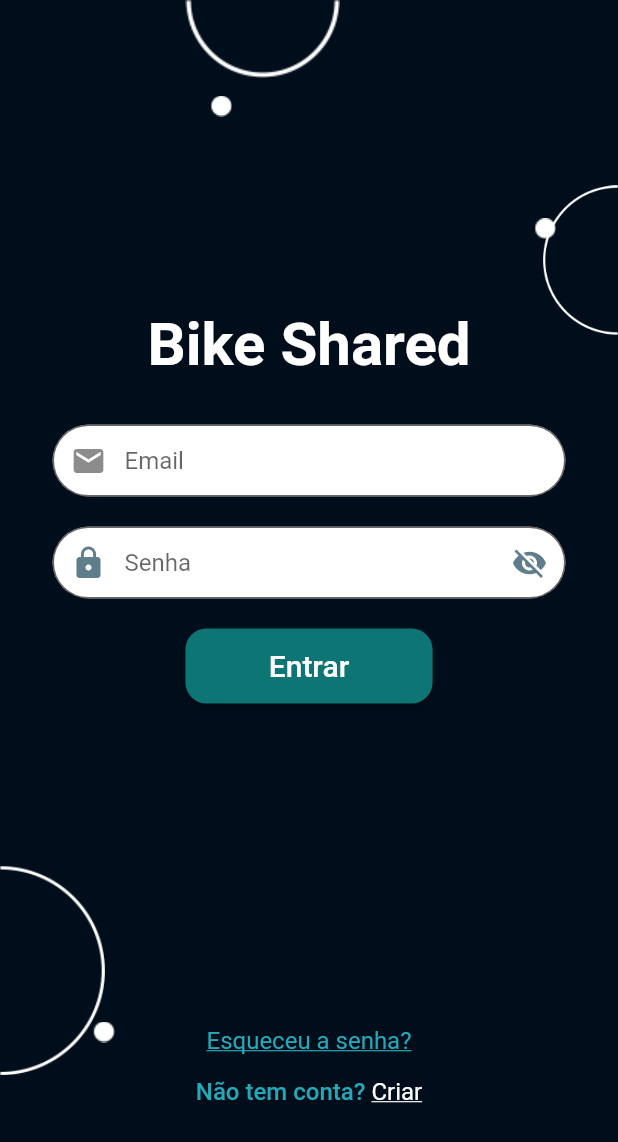
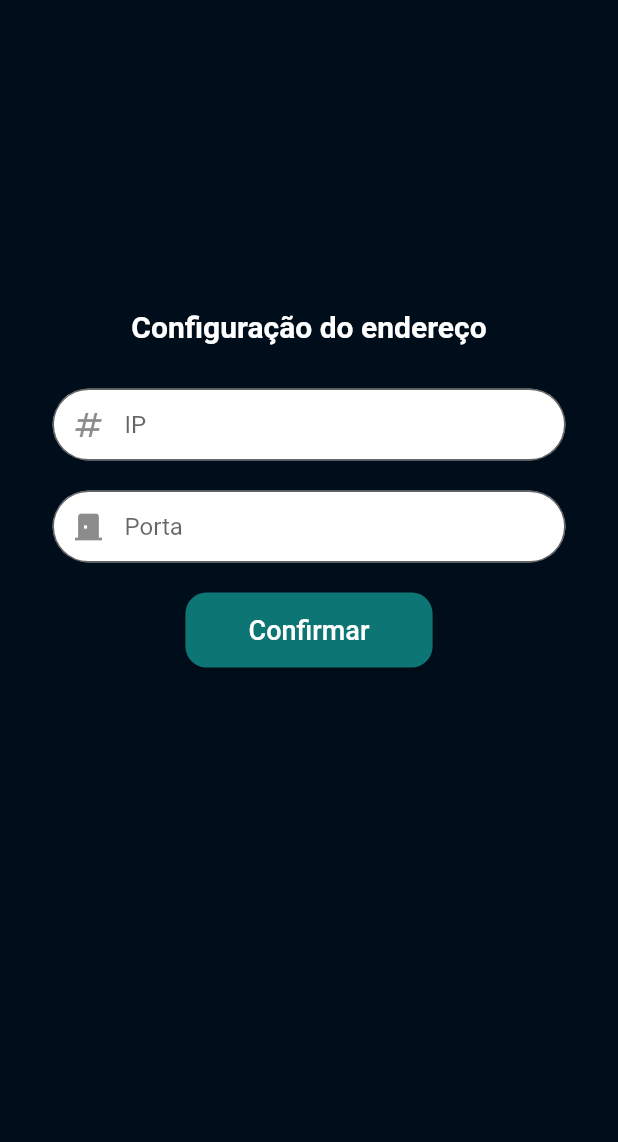
Before and after one commit to rogerioTuzolana/bikeshared, a Flutter app: the screen it shows after launch, on a phone screen of 412 x 824 dp. Shown: the top 1142 px of the screen. Run offline on Flutter 3.47's test engine with Material 2 defaults, Android fonts, the phone set to English and light mode, and no system bars; our stand-ins replace chat_bubbles, geolocator, google_maps_flutter, shared_preferences; missing offline and left inert: flutter_p2p_plus, flutter_polyline_points, image_picker_for_web, shared_preferences_web; accounts and stored records are empty.

Commit message:
UI - ultima atualização

```diff
--- a/lib/controllers/MessageController.dart
+++ b/lib/controllers/MessageController.dart
@@ -7,7 +7,7 @@
 
 class MessageController extends ChangeNotifier{
   late P2pSocket socket;
-  List<List<String>> messages = [
+  static List<List<String>> messages = [
     /*['Ola',"0"],
     ['Oi',"1"],
     ['Tudo bem',"0"],
@@ -16,11 +16,11 @@
 
 
 
-  setMessage(message, level) async{
+  static setMessage(message, level) async{
 
     messages.add([message,level]);
 
-    notifyListeners();
+    //notifyListeners();
   }
 
 }
--- a/lib/controllers/UserController.dart
+++ b/lib/controllers/UserController.dart
@@ -6,7 +6,7 @@ import 'package:shared_preferences/shared_preferences.dart';
 import 'package:xml/xml.dart' as xml;
 class UserController extends ChangeNotifier{
 
-  static Future<int> activeUser(email) async{
+  static Future<int> activeUser(email, name, password) async{
     //SharedPreferences sharedPreference = await SharedPreferences.getInstance();
     final xmlBody = '''
       <soapenv:Envelope xmlns:soapenv="http://schemas.xmlsoap.org/soap/envelope/" xmlns:ws="http://ws.bikeshareds.org/">
@@ -53,8 +53,9 @@ class UserController extends ChangeNotifier{
         //SharedPreferencesManager.init();
         SharedPreferences sharedPreference = SharedPreferencesManager.sharedPreferences;
         //await sharedPreference.setString('token', "${userExist.id}");
-        await sharedPreference.setString('name', "none");
+        await sharedPreference.setString('name', name);
         await sharedPreference.setString('email', email.first.text);
+        await sharedPreference.setString('password', password);
         await sharedPreference.setBool('hasBikeShared', bool.fromEnvironment(hasBikeShared.first.text));
         await sharedPreference.setInt('credit', int.parse(credit.first.text));
 
--- a/lib/env.dart
+++ b/lib/env.dart
@@ -1,4 +1,8 @@
+import 'package:bikeshared/services/shared_preferences_manager.dart';
+
 class Env{
 
-  static const url = "http://192.168.107.173:8989/cliente?wsdl";
+
+  static var url = "http://192.168.169.173:8989/cliente?wsdl";
+
 }
--- a/lib/repositories/station_repository.dart
+++ b/lib/repositories/station_repository.dart
@@ -16,7 +16,7 @@ class StationRepository /*extends ChangeNotifier*/{
       freeDocks: 3,
       totalGets: 0,
       totalReturns: 0,
-      availableBikeShared: 0,
+      availableBikeShared: 2,
     ),
     Station(
       stationId: "D02_Station",
@@ -28,7 +28,7 @@ class StationRepository /*extends ChangeNotifier*/{
       freeDocks: 3,
       totalGets: 0,
       totalReturns: 0,
-      availableBikeShared: 0,
+      availableBikeShared: 10,
     ),
     Station(
       stationId: "D03_Station",
@@ -40,7 +40,7 @@ class StationRepository /*extends ChangeNotifier*/{
       freeDocks: 3,
       totalGets: 0,
       totalReturns: 0,
-      availableBikeShared: 0,
+      availableBikeShared: 5,
     )
   ];
 }
--- a/lib/services/user_services.dart
+++ b/lib/services/user_services.dart
@@ -1,4 +1,4 @@
-import 'dart:convert';
+/*import 'dart:convert';
 
 import 'package:bikeshared/models/user.dart';
 import 'package:bikeshared/repositories/user_repository.dart';
@@ -171,4 +171,4 @@ class UserService {
     }
   }
 
-}
+}*/
--- a/lib/views/screens/screen_about.dart
+++ b/lib/views/screens/screen_about.dart
@@ -1,6 +1,7 @@
 
 //import 'dart:convert';
 
+import 'package:bikeshared/views/screens/screen_config_ip.dart';
 import 'package:bikeshared/views/screens/screen_home.dart';
 import 'package:bikeshared/views/screens/screen_preloading.dart';
 import 'package:flutter/material.dart';
@@ -80,7 +81,7 @@ class _ScreenAboutState extends State<ScreenAbout> {
                       Navigator.pushReplacement(
                         context,
                         MaterialPageRoute(
-                        builder: (context) => const ScreenPreloading(),
+                        builder: (context) => const ScreenConfigIp(),
                       ));
                     },
 
--- a/lib/views/screens/screen_chat.dart
+++ b/lib/views/screens/screen_chat.dart
@@ -1,5 +1,5 @@
 
-import 'package:bikeshared/controllers/MessageController.dart';
+/*import 'package:bikeshared/controllers/MessageController.dart';
 import 'package:bikeshared/repositories/socket.dart';
 import 'package:chat_bubbles/bubbles/bubble_normal.dart';
 
@@ -181,4 +181,4 @@ class _ScreenChatState extends State<ScreenChat> {
       )
     );
   }
-}
+}*/
--- /dev/null
+++ b/lib/views/screens/screen_config_ip.dart
@@ -0,0 +1,177 @@
+
+import 'package:bikeshared/env.dart';
+import 'package:bikeshared/services/shared_preferences_manager.dart';
+import 'package:bikeshared/views/components/auth_link_footer.dart';
+import 'package:bikeshared/views/start.dart';
+import 'package:flutter/material.dart';
+import 'package:shared_preferences/shared_preferences.dart';
+class ScreenConfigIp extends StatefulWidget {
+  const ScreenConfigIp({super.key});
+
+  @override
+  State<ScreenConfigIp> createState() => _ScreenConfigIpState();
+}
+
+class _ScreenConfigIpState extends State<ScreenConfigIp> {
+  final _ip = TextEditingController();
+  final _port = TextEditingController();
+  final _formkey = GlobalKey<FormState>();
+  bool isLoading = false;
+
+
+  @override
+  Widget build(BuildContext context) {
+    //Size size = MediaQuery.of(context).size;
+    return MaterialApp(
+
+      debugShowCheckedModeBanner: false,
+      theme: ThemeData(
+        primaryColor: Color.fromARGB(255, 0, 59, 114),
+        textTheme: Theme.of(context).textTheme.apply(bodyColor: const Color.fromARGB(255, 0, 0, 0)),
+        visualDensity: VisualDensity.adaptivePlatformDensity,
+      ),
+      home: Scaffold(
+        backgroundColor: const Color.fromARGB(255, 0, 14, 27),
+
+        body: Stack(
+          children: [
+
+            SingleChildScrollView(
+              padding: EdgeInsets.only(top: MediaQuery.of(context).size.height*0.25,right: 35, left: 35),
+              child:Form(
+                key: _formkey,
+                child: Column(
+                  children: [
+                    SizedBox(
+                      width: MediaQuery.of(context).size.width,
+                      child: const Text(
+                        "Configuração do endereço",
+                        style: TextStyle(fontWeight: FontWeight.bold,fontSize: 20,color: Colors.white,),
+                        textAlign: TextAlign.center,
+                      ),
+                    ),
+                    const SizedBox(height: 30,),
+
+                    TextFormField(
+                      controller: _ip,
+                      keyboardType: TextInputType.number,
+                      obscureText: false,
+                      decoration: InputDecoration(
+                        fillColor: Colors.white,
+                        filled: true,
+                        hintText: 'IP',
+                        prefixIcon: const Icon(Icons.numbers,),
+                        border: OutlineInputBorder(borderRadius: BorderRadius.circular(50)),
+                        contentPadding: const EdgeInsets.fromLTRB(12, 0, 12, 0),
+                        focusedBorder: OutlineInputBorder(
+                            borderSide: const BorderSide(color: Color.fromARGB(255, 19, 110, 122)),
+                            borderRadius: BorderRadius.circular(50)
+                        ),
+                      ),
+                      maxLines: 1,
+                      validator: (value){
+                        if (value!.isEmpty) {
+                          return 'Informe o IP';
+                        }
+                        return null;
+                      }
+                    ),
+                    const SizedBox(
+                      height: 20,
+                    ),
+                    TextFormField(
+                      controller: _port,
+                      keyboardType: TextInputType.number,
+                      obscureText: false,
+                      decoration: InputDecoration(
+                        fillColor: Colors.white,
+                        filled: true,
+                        hintText: 'Porta',
+                        prefixIcon: const Icon(Icons.door_back_door,),
+                        border: OutlineInputBorder(borderRadius: BorderRadius.circular(50)),
+                        contentPadding: const EdgeInsets.fromLTRB(12, 0, 12, 0),
+                        focusedBorder: OutlineInputBorder(
+                            borderSide: const BorderSide(color: Color.fromARGB(255, 19, 110, 122)),
+                            borderRadius: BorderRadius.circular(50)
+                        ),
+                      ),
+                      maxLines: 1,
+                      validator: (value){
+                        if (value!.isEmpty) {
+                          return 'Informe a porta';
+                        }
+                        return null;
+                      }
+                    ),
+
+                    const SizedBox(
+                      height: 20,
+                    ),
+                    SizedBox(
+                      width: MediaQuery.of(context).size.width*0.4,
+                    child:
+                    ElevatedButton(
+                      style: ElevatedButton.styleFrom(
+                          backgroundColor: const Color.fromARGB(255, 14, 117, 117),
+                          minimumSize: const Size.fromHeight(50),
+                          shape: RoundedRectangleBorder(
+                            borderRadius: BorderRadius.circular(14),
+                          ),
+                        ),
+                        child: isLoading? const SizedBox(width: 30, height: 30, child: CircularProgressIndicator(color: Colors.white,strokeWidth: 5.0,)):const Text('Confirmar',style: TextStyle(fontSize: 18,color: Colors.white),),
+                        onPressed: () async{
+                          setState(() {
+                            isLoading = true;
+                          });
+
+                          /*Navigator.pushReplacement(
+                            context,
+                            MaterialPageRoute(
+                            builder: (context) => const ScreenPreloading(),
+                          ));*/
+                          /*final users = UserRepository.tabela;*/
+                          //print(users[0].email);
+                          if (_formkey.currentState!.validate()) {
+                            SharedPreferences sharedPreference = SharedPreferencesManager.sharedPreferences;
+                            Env.url = "http://${_ip.text}:${_port.text}/cliente?wsdl";
+                            sharedPreference.setString("endpoint", Env.url);
+                            print(Env.url);
+                            Future.delayed(const Duration(seconds: 1),() {
+                              setState(() {
+                                isLoading = false;
+                              });
+                            });
+                            Navigator.push(
+                              context,
+                              MaterialPageRoute(
+                              builder: (context) => const /*AccountLayout()*/StartPage(),
+                            ));
+                          }
+
+
+                          Future.delayed(const Duration(seconds: 1),() {
+                            setState(() {
+                              isLoading = false;
+                            });
+                          });
+
+
+                          //FocusScopeNode keyboardCurrentFocus = FocusScope.of(context);
+
+                        },
+
+                    ),),
+                  ]
+                ),
+              ),
+
+            ),
+
+          ],
+        )
+      ),
+      //color: Colors.red,
+    );
+  }
+
+}
--- a/lib/views/screens/screen_locations.dart
+++ b/lib/views/screens/screen_locations.dart
@@ -193,7 +193,6 @@ class _ScreenLocationsState extends State<ScreenLocations> {
   Future<List<Station>> getStations() async{
 
     return StationRepository.list;
-    //SharedPreferences sharedPreference = await SharedPreferences.getInstance();
 
   }
 
--- a/lib/views/screens/screen_profile.dart
+++ b/lib/views/screens/screen_profile.dart
@@ -31,7 +31,7 @@ class _ScreenProfileState extends State<ScreenProfile> {
   @override
   Widget build(BuildContext context) {
     Size size = MediaQuery.of(context).size;
-
+    print(hasBikeShared);
     return Scaffold(
       appBar: AppBar(
         backgroundColor: const Color.fromARGB(255, 0, 14, 27),
@@ -85,7 +85,7 @@ class _ScreenProfileState extends State<ScreenProfile> {
                   const SizedBox(height: 5),
 
 
-                  (hasBikeShared==false)?
+                  (StationController.globalHasBikeShared==false)?
                   const Text(
                     "Nenhuma",
                     style: TextStyle(fontSize: 18),
--- a/lib/views/screens/screen_trajectory.dart
+++ b/lib/views/screens/screen_trajectory.dart
@@ -30,6 +30,7 @@ class _ScreenTrajectoryState extends State<ScreenTrajectory> {
   String googleKey = "AIzaSyDFbFxPiczX2GO_iVLeTbzoBGSsw6ma938";//AIzaSyAyutQcGJEDgu1E8uLYIvXxsYjbfIeLdDw
 
   double lat = 0.0;
+
   double long = 0.0;
   String error = '';
 
--- a/lib/views/screens/sreen_register.dart
+++ b/lib/views/screens/sreen_register.dart
@@ -144,7 +144,7 @@ class _ScreenRegisterState extends State<ScreenRegister> {
                             borderRadius: BorderRadius.circular(14),
                           ),
                         ),
-                        child: isLoading? const SizedBox(width: 30, height: 30, child: CircularProgressIndicator(color: Colors.white,strokeWidth: 3.0,)):const Text('Cadastrar',style: TextStyle(fontSize: 20,color: Colors.white),),
+                        child: isLoading? const SizedBox(width: 30, height: 30, child: CircularProgressIndicator(color: Colors.white,strokeWidth: 3.0,)):const Text('Cadastrar',style: TextStyle(fontSize: 18,color: Colors.white),),
                         onPressed: () async {
                           setState(() {
                             isLoading = true;
@@ -155,7 +155,7 @@ class _ScreenRegisterState extends State<ScreenRegister> {
                           print(_password.text);
 
                           if (_formkey.currentState!.validate()) {
-                            int status = await UserController.activeUser(_email.text);
+                            int status = await UserController.activeUser(_email.text, _name.text, _password.text);
                             if(status == 0){
 
                               Navigator.push/*Replacement*/(
```
Also changed, not shown: lib/controllers/StationController.dart (+8 -0 lines), lib/main.dart (+8 -5 lines), lib/views/components/station_details.dart (+17 -8 lines), lib/views/screens/screen_home.dart (+2 -27 lines), lib/views/screens/screen_login.dart (+31 -37 lines), lib/views/screens/screen_solicitations.dart (+10 -7 lines), lib/views/screens/screen_wifi.dart (+49 -73 lines).
